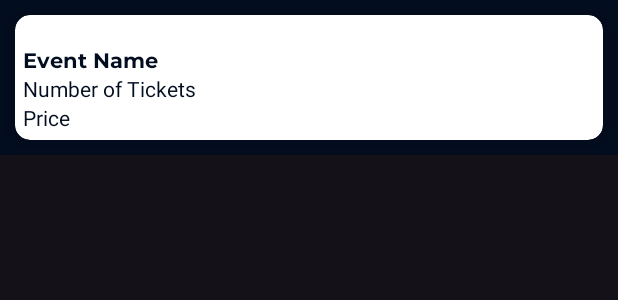
After one commit to luciscamatore/en-summer-apprentice-android, an Android app: the layout orders_view.xml on its own in the app's theme, with its tools: preview values and no code run, on a phone screen of 412 x 824 dp. The commit adds this screen. Shown: the top 300 px of the screen. Run offline under Robolectric (Android 15) with nearby library versions, the phone set to English and light mode, and no system bars.

Commit message:
done with events, added orders, almost done

```diff
--- a/app/src/main/java/com/endava/tms/apiinterface/ApiInterface.java
+++ b/app/src/main/java/com/endava/tms/apiinterface/ApiInterface.java
@@ -1,6 +1,7 @@
 package com.endava.tms.apiinterface;
 
 import com.endava.tms.model.Event;
+import com.endava.tms.model.Order;
 
 import java.util.List;
 
@@ -11,4 +12,7 @@ public interface ApiInterface {
 
     @GET("getAllEvents")
     Call<List<Event>> getAllEvents();
+
+    @GET("getAllOrders")
+    Call<List<Order>> getAllOrders();
 }
--- /dev/null
+++ b/app/src/main/res/layout/orders_view.xml
@@ -0,0 +1,66 @@
+<?xml version="1.0" encoding="utf-8"?>
+<LinearLayout xmlns:android="http://schemas.android.com/apk/res/android"
+    android:layout_width="match_parent"
+    android:layout_height="wrap_content"
+    android:background="@color/gri_misto"
+    xmlns:app="http://schemas.android.com/apk/res-auto"
+    android:orientation="vertical"
+    android:fontFamily="@font/monsterrat">
+
+    <androidx.cardview.widget.CardView
+        app:cardElevation="10dp"
+        app:cardCornerRadius="10dp"
+        android:layout_margin="10dp"
+        app:cardBackgroundColor="@color/white"
+        android:layout_width="match_parent"
+        android:layout_height="match_parent"
+        android:clickable="true"
+        android:id="@+id/cardViewOrderID">
+
+        <LinearLayout
+            android:orientation="horizontal"
+            android:layout_width="match_parent"
+            android:layout_height="wrap_content"
+            android:layout_margin="5dp">
+
+<!--            <com.google.android.material.imageview.ShapeableImageView-->
+<!--                app:shapeAppearanceOverlay="@style/roundedImageView"-->
+<!--                android:layout_width="150dp"-->
+<!--                android:layout_height="150dp"-->
+<!--                android:layout_margin="10dp"-->
+<!--                android:id="@+id/imageView"-->
+<!--                android:src="@drawable/electriccastle"/>-->
+
+            <LinearLayout
+                android:orientation="vertical"
+                android:layout_width="match_parent"
+                android:layout_height="wrap_content"
+                android:layout_marginTop="15dp">
+                <TextView
+                    android:layout_width="match_parent"
+                    android:layout_height="wrap_content"
+                    android:id="@+id/orderEventName"
+                    android:textColor="@color/gri_misto"
+                    android:fontFamily="@font/monsterrat_bold"
+                    android:text="Event Name"/>
+                <TextView
+                    android:layout_width="match_parent"
+                    android:layout_height="wrap_content"
+                    android:id="@+id/nrTickets"
+                    android:textColor="@color/gri_misto"
+                    android:text="Number of Tickets" />
+
+                <TextView
+                    android:id="@+id/price"
+                    android:layout_width="222dp"
+                    android:layout_height="wrap_content"
+                    android:textColor="@color/gri_misto"
+                    android:text="Price" />
+
+            </LinearLayout>
+
+        </LinearLayout>
+
+    </androidx.cardview.widget.CardView>
+
+</LinearLayout>
```
Also changed, not shown: app/src/main/AndroidManifest.xml (+5 -2 lines), app/src/main/java/com/endava/tms/MainActivity.java (+27 -4 lines), app/src/main/java/com/endava/tms/OrderActivity.java (added, +68 -0 lines), app/src/main/java/com/endava/tms/adapter/EventAdapter.java (+12 -6 lines), app/src/main/java/com/endava/tms/adapter/OrderAdapter.java (added, +44 -0 lines), app/src/main/java/com/endava/tms/model/Order.java (added, +41 -0 lines), app/src/main/java/com/endava/tms/popup/EventPopUp.java (added, +39 -0 lines), app/src/main/java/com/endava/tms/viewholder/OrderViewHolder.java (added, +27 -0 lines), app/src/main/res/layout/activity_order.xml (added, +11 -0 lines), app/src/main/res/layout/event_popup.xml (added, +10 -0 lines), app/src/main/res/menu/menu.xml (added, +9 -0 lines).
